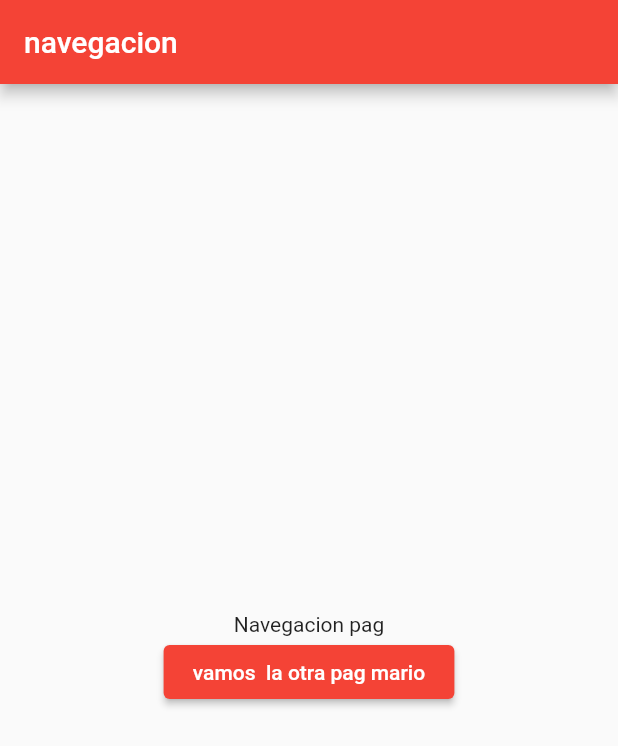
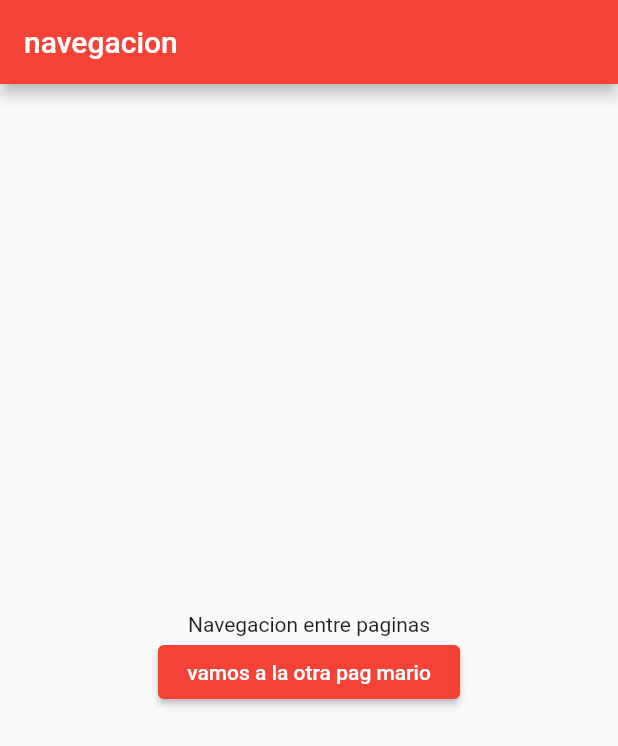
Before and after one commit to Andresmacfi/miPrimerProyecto, a Flutter app: the Inicio screen opened directly, on a phone screen of 412 x 824 dp. Shown: the top 746 px of the screen. Run offline on Flutter 3.47's test engine with Material 2 defaults, Android fonts, the phone set to English and light mode, and no system bars; our stand-ins replace cloud_firestore, firebase_core; accounts and stored records are empty.

Commit message:
actualizacion de estado

```diff
--- a/lib/navegacion.dart
+++ b/lib/navegacion.dart
@@ -36,9 +36,9 @@ class _InicioState extends State<Inicio> {
         child: Column(
           mainAxisAlignment: MainAxisAlignment.center,
           children: <Widget>[
-            Text("Navegacion pag"),
+            Text("Navegacion entre paginas"),
             ElevatedButton(
-              child: Text(" vamos  la otra pag mario "),
+              child: Text(" vamos a la otra pag mario "),
               onPressed: () => {
                 //print("presionaste el boton")
                 Navigator.push(context,
--- a/lib/paginas/pagina02.dart
+++ b/lib/paginas/pagina02.dart
@@ -7,7 +7,7 @@ class pagina02 extends StatelessWidget {
   Widget build(BuildContext context) {
     return Scaffold(
       appBar: AppBar(
-        title: Text("Terminos y condiciones "),
+        title: Text("Terminos y condiciones de uso "),
       ),
       body: Padding(
         padding: const EdgeInsets.all(20.0),
```
Also changed, not shown: 1 other file.
